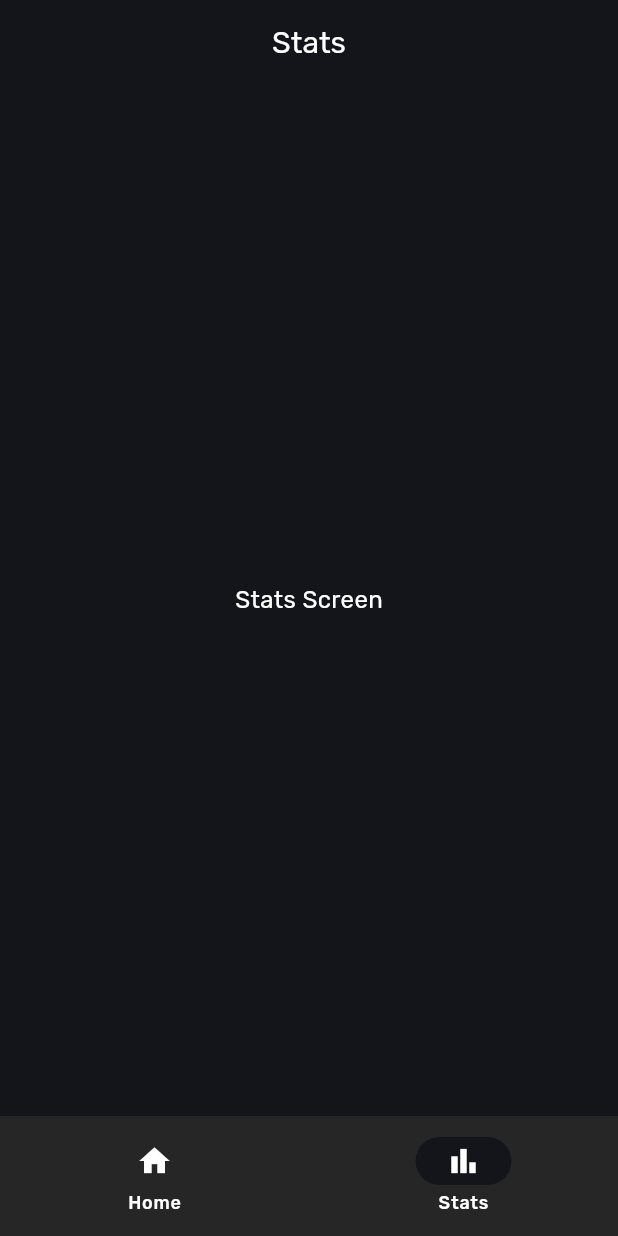
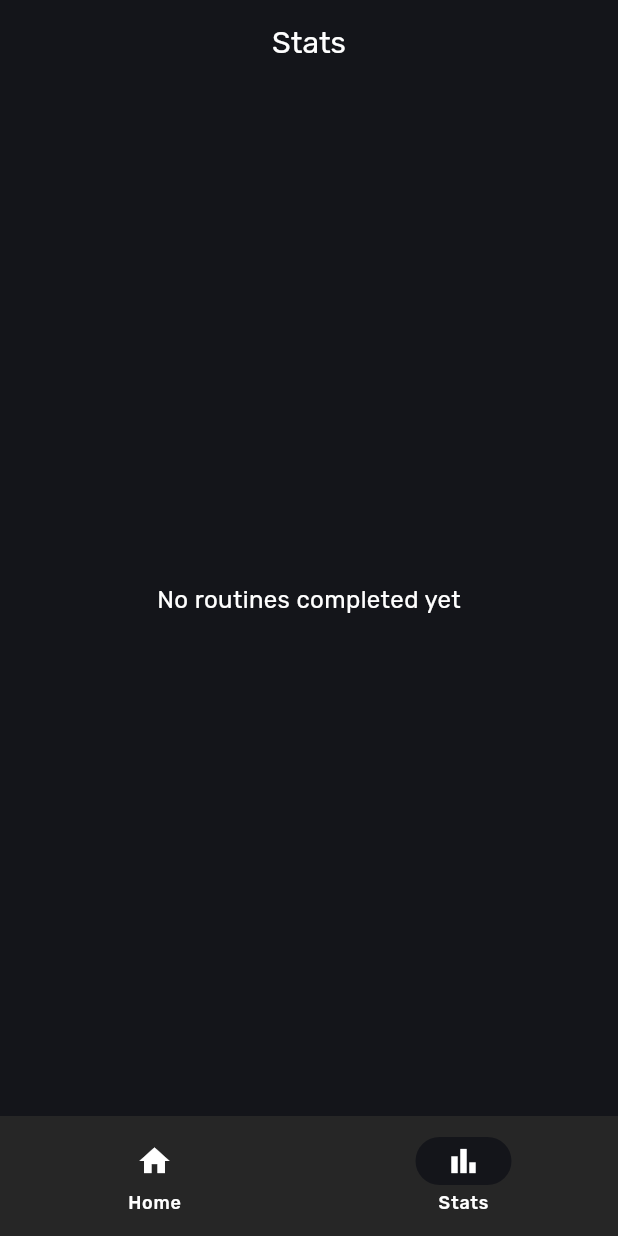
Before and after one commit to CerberusProgrammer/clean_abs, a Flutter app: the StatsScreen screen opened by its route, on a phone screen of 412 x 824 dp. Run offline on Flutter 3.47's test engine with Material 3 defaults, Android fonts, the phone set to English and light mode, and no system bars; our stand-ins replace flutter_riverpod, go_router, google_fonts.

Commit message:
Refactor StatsScreen to display routine stats and handle empty state

```diff
--- a/lib/stats.screen.dart
+++ b/lib/stats.screen.dart
@@ -1,18 +1,37 @@
+import 'package:clean_abs/providers/routine_provider.dart';
 import 'package:flutter/material.dart';
+import 'package:flutter_riverpod/flutter_riverpod.dart';
 import 'package:go_router/go_router.dart';
 
-class StatsScreen extends StatelessWidget {
+class StatsScreen extends ConsumerWidget {
   const StatsScreen({super.key});
 
   @override
-  Widget build(BuildContext context) {
+  Widget build(BuildContext context, WidgetRef ref) {
+    final routineStats = ref.watch(routineStatsProvider);
+
     return Scaffold(
       appBar: AppBar(
         title: const Text('Stats'),
       ),
-      body: const Center(
-        child: Text('Stats Screen'),
-      ),
+      body: routineStats.isEmpty
+          ? const Center(
+              child: Text('No routines completed yet'),
+            )
+          : ListView.builder(
+              padding: const EdgeInsets.all(16.0),
+              itemCount: routineStats.length,
+              itemBuilder: (context, index) {
+                final routineStat = routineStats[index];
+                return Card(
+                  child: ListTile(
+                    title: Text(routineStat.routine.name),
+                    subtitle: Text(
+                        'Completed on ${routineStat.endTime.toLocal().toString().split(' ')[0]}'),
+                  ),
+                );
+              },
+            ),
       bottomNavigationBar: NavigationBar(
         selectedIndex: 1,
         onDestinationSelected: (index) {
```
